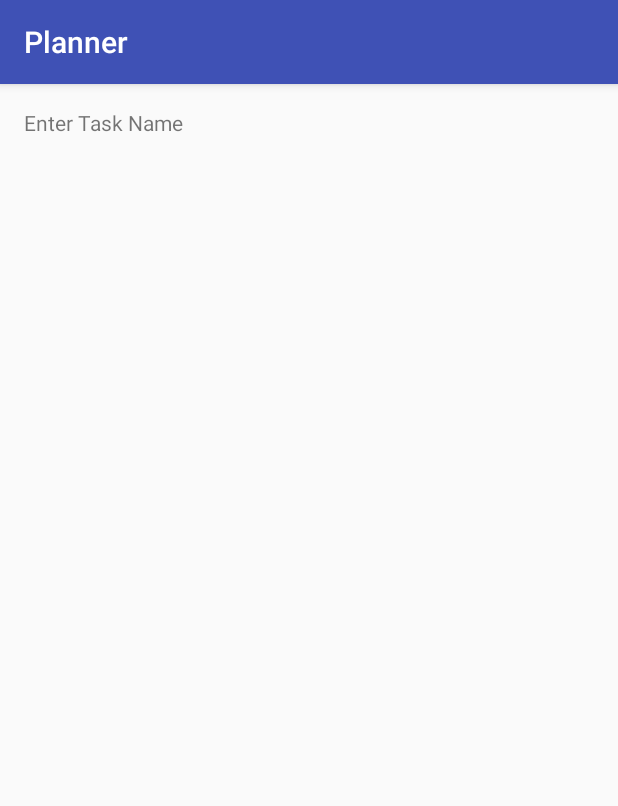
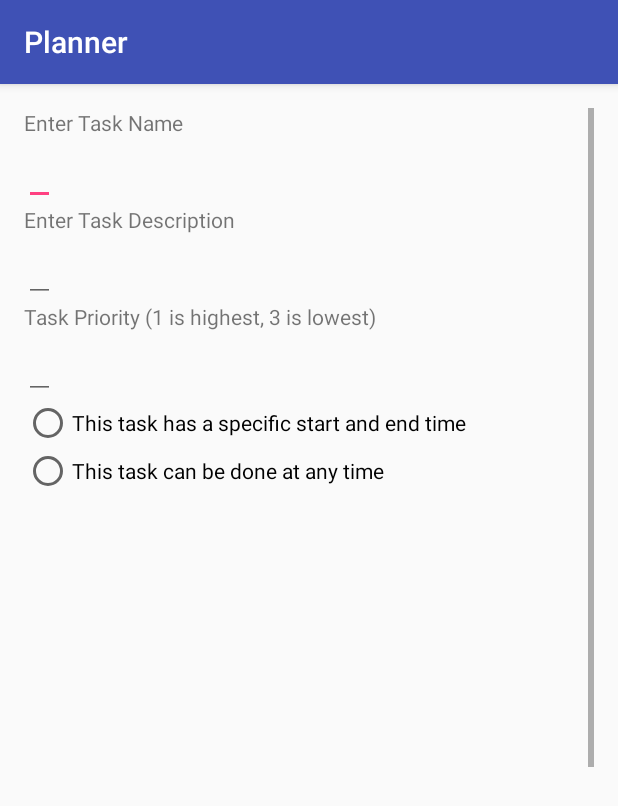
Before and after one commit to SaraBrachaT/AndroidApps, an Android app: the TaskEntryActivity screen opened directly, with no data from a screen before it, on a phone screen of 412 x 824 dp. Shown: the top 806 px of the screen. Run offline under Robolectric (Android 15) with nearby library versions, the phone set to English and light mode, and no system bars.

Commit message:
After tuesday class

```diff
--- a/Planner/app/build.gradle
+++ b/Planner/app/build.gradle
@@ -26,4 +26,5 @@ dependencies {
     })
     compile 'com.android.support:appcompat-v7:25.1.0'
     testCompile 'junit:junit:4.12'
+    compile 'com.google.code.gson:gson:2.8.0'
 }
--- a/Planner/app/src/main/AndroidManifest.xml
+++ b/Planner/app/src/main/AndroidManifest.xml
@@ -15,7 +15,8 @@
                 <category android:name="android.intent.category.LAUNCHER" />
             </intent-filter>
         </activity>
-        <activity android:name=".TaskEntryActivity"></activity>
+        <activity android:name=".TaskEntryActivity" />
+        <activity android:name=".ScheduleTimeEntryActivity"></activity>
     </application>
 
 </manifest>
--- a/Planner/app/src/main/res/layout/activity_task_entry.xml
+++ b/Planner/app/src/main/res/layout/activity_task_entry.xml
@@ -10,6 +10,9 @@
     android:paddingTop="@dimen/activity_vertical_margin"
     tools:context="com.example.sarabracha.planner.TaskEntryActivity">
 
+
+
+
     <include
         layout="@layout/task_entry"/>
 </RelativeLayout>
--- a/Planner/app/src/main/res/layout/task_entry.xml
+++ b/Planner/app/src/main/res/layout/task_entry.xml
@@ -1,86 +1,111 @@
 <?xml version="1.0" encoding="utf-8"?>
-<LinearLayout xmlns:android="http://schemas.android.com/apk/res/android"
-    android:orientation="vertical"
+<ScrollView xmlns:android="http://schemas.android.com/apk/res/android"
     android:layout_width="match_parent"
     android:layout_height="match_parent">
 
-    <TextView
-        android:layout_width="match_parent"
-        android:layout_height="match_parent"
-        android:text="Enter Task Name"
-        />
+    <LinearLayout xmlns:android="http://schemas.android.com/apk/res/android"
+        android:layout_width="wrap_content"
+        android:layout_height="wrap_content"
+        android:orientation="vertical">
 
-    <EditText
-        android:layout_width="match_parent"
-        android:layout_height="match_parent"
-        android:id="@+id/taskName"
-        />
+        <TextView
+            android:layout_width="wrap_content"
+            android:layout_height="wrap_content"
+            android:text="Enter Task Name" />
 
-    <TextView
-        android:layout_width="match_parent"
-        android:layout_height="match_parent"
-        android:text="Enter Task Description"
-        />
+        <EditText
+            android:id="@+id/taskName"
+            android:layout_width="wrap_content"
+            android:layout_height="wrap_content" />
 
-    <EditText
-        android:layout_width="match_parent"
-        android:layout_height="match_parent"
-        android:id="@+id/taskDescription"
-        />
+        <TextView
+            android:layout_width="wrap_content"
+            android:layout_height="wrap_content"
+            android:text="Enter Task Description" />
 
-    <TextView
-        android:layout_width="match_parent"
-        android:layout_height="match_parent"
-        android:text="Task Priority (1 is highest, 3 is lowest)"
-        />
+        <EditText
+            android:id="@+id/taskDescription"
+            android:layout_width="wrap_content"
+            android:layout_height="wrap_content" />
 
-    <EditText
-        android:layout_width="match_parent"
-        android:layout_height="match_parent"
-        android:id="@+id/taskPriority"
-        />
+        <TextView
+            android:layout_width="wrap_content"
+            android:layout_height="wrap_content"
+            android:text="Task Priority (1 is highest, 3 is lowest)" />
 
-    <RadioButton
-        android:text="This task has a specific start and end time"
-        android:layout_width="match_parent"
-        android:layout_height="wrap_content"
-        android:id="@+id/radioButtonSpecific"
-        android:onClick="activity_specificTime_clicked"/>
+        <EditText
+            android:id="@+id/taskPriority"
+            android:layout_width="wrap_content"
+            android:layout_height="wrap_content" />
 
-    <RadioButton
-        android:text="This task can be done at any time"
-        android:layout_width="match_parent"
-        android:layout_height="wrap_content"
-        android:id="@+id/radioButtonNotSpecific"
-        android:onClick="activity_notSpecificTime_clicked"/>
+        <RadioGroup
+            android:layout_width="wrap_content"
+            android:layout_height="wrap_content">
+        <RadioButton
+            android:id="@+id/radioButtonSpecific"
+            android:layout_width="wrap_content"
+            android:layout_height="wrap_content"
+            android:onClick="activity_specificTime_clicked"
+            android:text="This task has a specific start and end time" />
 
-    <TimePicker
-        android:layout_width="match_parent"
-        android:layout_height="match_parent"
-        android:visibility="invisible"
-        android:id="@+id/startTime">
-    </TimePicker>
+        <RadioButton
+            android:id="@+id/radioButtonNotSpecific"
+            android:layout_width="wrap_content"
+            android:layout_height="wrap_content"
+            android:onClick="activity_notSpecificTime_clicked"
+            android:text="This task can be done at any time" />
+        </RadioGroup>
 
-    <TimePicker
-        android:layout_width="match_parent"
-        android:layout_height="match_parent"
-        android:visibility="invisible"
-        android:id="@+id/endTime">
-    </TimePicker>
+        <TextView
+            android:layout_width="wrap_content"
+            android:layout_height="wrap_content"
+            android:id="@+id/Enter_start_time"
+            android:text="Select Task Start Time"
+            android:visibility="invisible"
+            />
 
-    <EditText
-        android:layout_width="match_parent"
-        android:layout_height="match_parent"
-        android:id="@+id/amountOfTime"/>
+        <TimePicker
+            android:id="@+id/startTime"
+            android:layout_width="wrap_content"
+            android:layout_height="wrap_content"
+            android:visibility="invisible"></TimePicker>
 
-    <Button
-        android:layout_width="match_parent"
-        android:layout_height="match_parent"
-        android:text="Add Additional Task"
-        android:onClick="action_additional_task"/>
+        <TextView
+            android:layout_width="wrap_content"
+            android:layout_height="wrap_content"
+            android:id="@+id/Enter_end_time"
+            android:text="Select Task End Time"
+            android:visibility="invisible"
+            />
 
-    <Button
-        android:layout_width="match_parent"
-        android:layout_height="match_parent"
-        android:text="View Schedule" />
-</LinearLayout>
+        <TimePicker
+            android:id="@+id/endTime"
+            android:layout_width="wrap_content"
+            android:layout_height="wrap_content"
+            android:visibility="invisible"></TimePicker>
+
+        <TextView
+            android:layout_width="wrap_content"
+            android:layout_height="wrap_content"
+            android:text="Enter amount of time in minutes"
+            android:id="@+id/enter_amount_of_time"
+            android:visibility="invisible"/>
+
+        <EditText
+            android:id="@+id/amountOfTime"
+            android:layout_width="wrap_content"
+            android:layout_height="wrap_content"
+            android:visibility="invisible"/>
+
+        <Button
+            android:layout_width="wrap_content"
+            android:layout_height="wrap_content"
+            android:onClick="action_additional_task"
+            android:text="Add Additional Task" />
+
+        <Button
+            android:layout_width="wrap_content"
+            android:layout_height="wrap_content"
+            android:text="View Schedule" />
+    </LinearLayout>
+</ScrollView>
--- a/Planner/app/src/main/res/values/strings.xml
+++ b/Planner/app/src/main/res/values/strings.xml
@@ -3,4 +3,5 @@
     <string name="create_new_schedule">Create New Schedule</string>
     <string name="edit_task">edit task</string>
     <string name="remove_task">remove task</string>
+    <string name="when_would_you_like_to_start_your_day">When would you like to start your day</string>
 </resources>
```
Also changed, not shown: Planner/app/src/main/java/com/example/sarabracha/planner/MainActivity.java (+14 -1 lines), Planner/app/src/main/java/com/example/sarabracha/planner/ScheduleTimeEntryActivity.java (added, +19 -0 lines), Planner/app/src/main/java/com/example/sarabracha/planner/TaskEntryActivity.java (+31 -0 lines), Planner/app/src/main/res/layout/activity_main.xml (+14 -6 lines), Planner/app/src/main/res/layout/activity_schedule_time_entry.xml (added, +44 -0 lines), Planner/app/src/main/res/menu/main_menu.xml (+5 -3 lines).
